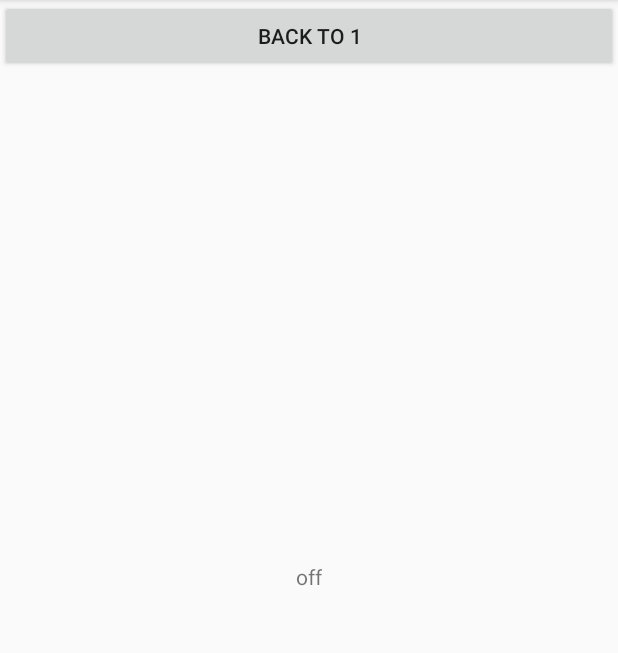
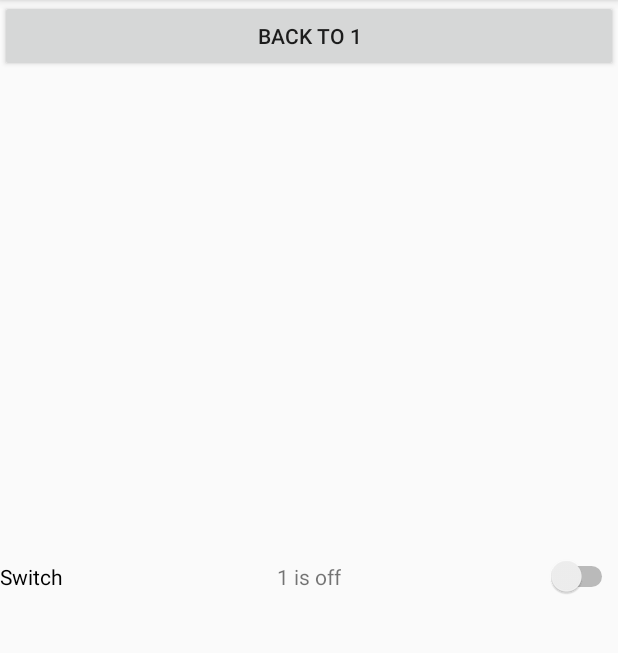
Before and after one commit to Wangh7/2.3.4_Intent, an Android app: the screen it shows after launch (Main2Activity), after a tap on "GO TO 2", on a phone screen of 412 x 824 dp, the part 84-737 px from its top. Run offline under Robolectric (Android 15) with nearby library versions, the phone set to English and light mode, and no system bars.

Commit message:
2.3.5 return data to last activity

```diff
--- a/app/src/main/java/com/example/wbb/intent/MainActivity.java
+++ b/app/src/main/java/com/example/wbb/intent/MainActivity.java
@@ -6,6 +6,7 @@ import android.os.Bundle;
 import android.view.View;
 import android.widget.Button;
 import android.widget.Switch;
+import android.widget.TextView;
 
 public class MainActivity extends AppCompatActivity {
 
@@ -18,15 +19,28 @@ public class MainActivity extends AppCompatActivity {
         button1.setOnClickListener(new View.OnClickListener(){
             @Override
             public void onClick(View v){
-                String data1 = "on";
-                String data2 = "off";
+                String data;
                 Intent intent = new Intent(MainActivity.this,Main2Activity.class);
                 if(switch1.isChecked())
-                    intent.putExtra("extra_data",data1);
+                    data = "1 is on";
                 else
-                    intent.putExtra("extra_data",data2);
-                startActivity(intent);
+                    data = "1 is off";
+                intent.putExtra("extra_data",data);
+                startActivityForResult(intent,1);
             }
         });
     }
+    @Override
+    protected void onActivityResult(int requestCode, int resultCode, Intent data){
+        TextView textview = (TextView) findViewById(R.id.text_1);
+        switch (requestCode){
+            case 1:
+                if(resultCode == RESULT_OK){
+                    String returnedData = data.getStringExtra("data_return");
+                    textview.setText(returnedData);
+                }
+                break;
+            default:
+        }
+    }
 }
--- a/app/src/main/res/layout/activity_main.xml
+++ b/app/src/main/res/layout/activity_main.xml
@@ -7,6 +7,7 @@
     tools:context=".MainActivity">
 
     <TextView
+        android:id="@+id/text_1"
         android:layout_width="wrap_content"
         android:layout_height="wrap_content"
         android:text="Hello World!"
@@ -28,6 +29,7 @@
         app:layout_constraintBottom_toBottomOf="parent"
         app:layout_constraintLeft_toLeftOf="parent"
         app:layout_constraintRight_toRightOf="parent"
-        app:layout_constraintTop_toTopOf="parent" />
+        app:layout_constraintTop_toTopOf="parent"
+        android:layout_below="@id/button_1"/>
 
 </android.support.constraint.ConstraintLayout>
--- a/app/src/main/res/layout/activity_main2.xml
+++ b/app/src/main/res/layout/activity_main2.xml
@@ -20,4 +20,13 @@
         android:layout_height="wrap_content"
         android:id="@+id/button_2"
         android:text="back to 1"/>
+    <Switch
+        android:id="@+id/switch_2"
+        android:layout_width="match_parent"
+        android:layout_height="wrap_content"
+        android:text="Switch"
+        app:layout_constraintBottom_toBottomOf="parent"
+        app:layout_constraintLeft_toLeftOf="parent"
+        app:layout_constraintRight_toRightOf="parent"
+        app:layout_constraintTop_toTopOf="parent"/>
 </android.support.constraint.ConstraintLayout>
```
Also changed, not shown: app/src/main/java/com/example/wbb/intent/Main2Activity.java (+23 -1 lines).
